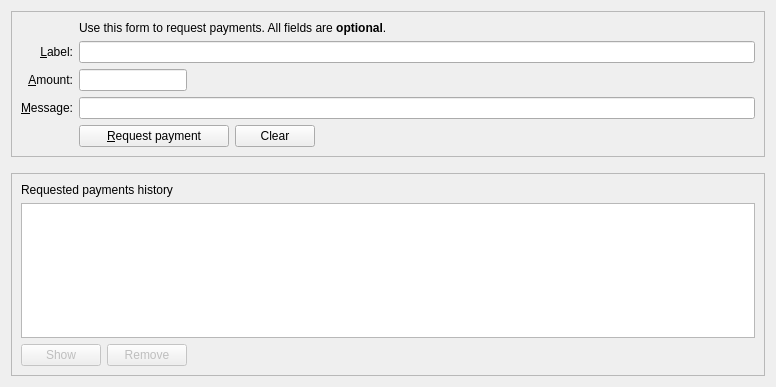
The window that src/qt/forms/receivecoinsdialog.ui (Raptor3um/raptoreum) describes before a commit, drawn with Qt 5.
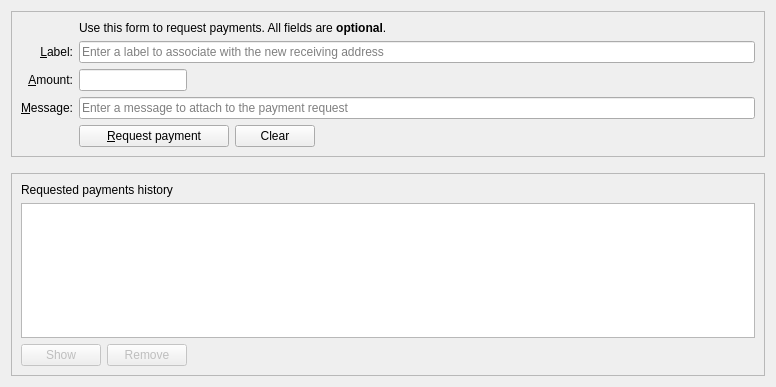
The same window after the commit. Custom widgets are drawn as their Qt base class.

```diff
--- a/src/qt/forms/receivecoinsdialog.ui
+++ b/src/qt/forms/receivecoinsdialog.ui
@@ -49,6 +49,9 @@
           <property name="toolTip">
            <string>An optional label to associate with the new receiving address.</string>
           </property>
+          <property name="placeholderText">
+           <string>Enter a label to associate with the new receiving address</string>
+          </property>
          </widget>
         </item>
         <item row="6" column="2">
@@ -56,6 +59,9 @@
           <property name="toolTip">
            <string>An optional message to attach to the payment request, which will be displayed when the request is opened.&lt;br&gt;Note: The message will not be sent with the payment over the Raptoreum network.</string>
           </property>
+          <property name="placeholderText">
+           <string>Enter a message to attach to the payment request</string>
+          </property>
          </widget>
         </item>
         <item row="2" column="2">
```
